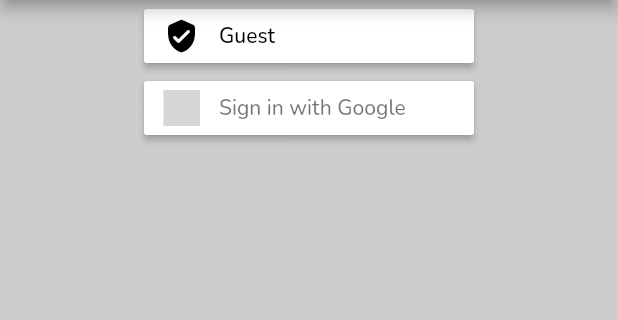
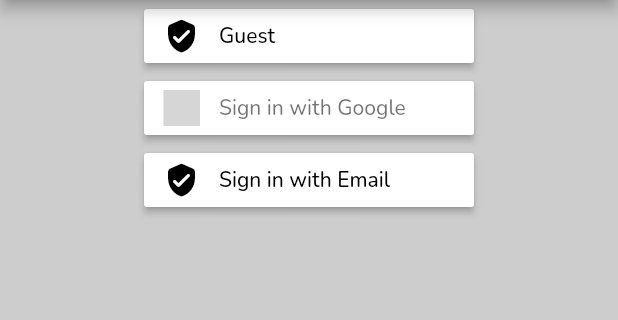
Before and after one commit to deccygpm/UofG-Prepare, a Flutter app: the screen it shows after launch, on a phone screen of 412 x 824 dp, the part 90-410 px from its top. Run offline on Flutter 3.47's test engine with Material 2 defaults, Android fonts, the phone set to English and light mode, and no system bars; our stand-ins replace firebase_auth, firebase_core, flutter_signin_button, font_awesome_flutter, google_fonts, google_sign_in and 1 more; accounts and stored records are empty; grey boxes are pictures that could not be loaded.

Commit message:
[#9] Added the routing, email login page, and login in with email button

```diff
--- a/lib/login/login.dart
+++ b/lib/login/login.dart
@@ -1,4 +1,5 @@
 import 'package:flutter/material.dart';
+import 'package:l2_transition/login/email_login.dart';
 import 'package:l2_transition/shared/shared.dart';
 import 'package:flutter_signin_button/flutter_signin_button.dart';
 import 'package:l2_transition/services/auth.dart';
@@ -30,7 +31,9 @@ class LoginScreen extends StatelessWidget {
               iconColor: Colors.black,
               textColor: Colors.black,
             ),
-            SignInButton(Buttons.Google, onPressed: () async {
+            SignInButton(
+                Buttons.Google,
+                onPressed: () async {
               await authService.googleLogin();
             }), if(Platform.isIOS)
             SignInButton(
@@ -39,6 +42,18 @@ class LoginScreen extends StatelessWidget {
                 await authService.signInWithApple();
               },
             ),
+            SignInButtonBuilder(
+                icon: Icons.verified_user_rounded,
+                fontSize: 14.0,
+                iconColor: Colors.black,
+                textColor: Colors.black,
+                backgroundColor: Colors.white,
+                onPressed: () => Navigator.of(context).push(
+                    MaterialPageRoute(
+                        builder: (BuildContext context) {return const EmailLoginScreen();},
+                        fullscreenDialog: true,
+                )),
+                text: 'Sign in with Email'),
           ],
         ),
       ),
--- a/lib/routes.dart
+++ b/lib/routes.dart
@@ -2,10 +2,12 @@ import 'package:l2_transition/home/home.dart';
 import 'package:l2_transition/login/login.dart';
 import 'package:l2_transition/profile/profile.dart';
 import 'package:l2_transition/selection/selection.dart';
+import 'package:l2_transition/login/email_login.dart';
 
 var appRoutes = {
   '/': (context) => const Home(),
   '/login': (context) => LoginScreen(),
+  '/login/email': (context)  => const EmailLoginScreen(),
   '/selection': (context) => SelectionScreen(),
   '/profile': (context) => const UserProfilePage(),
 };
```
Also changed, not shown: lib/login/email_login.dart (added, +20 -0 lines).
